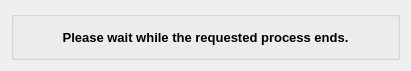
Before: the Qt Designer form dbtool/dlgprogress.ui in tbikfalvi/Belenus, drawn with Qt 5.
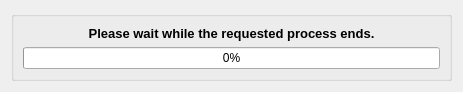
After: the same form once the commit is applied.

Diff of the .ui file:
```diff
--- a/dbtool/dlgprogress.ui
+++ b/dbtool/dlgprogress.ui
@@ -6,8 +6,8 @@
    <rect>
     <x>0</x>
     <y>0</y>
-    <width>411</width>
-    <height>71</height>
+    <width>463</width>
+    <height>81</height>
    </rect>
   </property>
   <property name="contextMenuPolicy">
@@ -19,7 +19,7 @@
   <property name="modal">
    <bool>false</bool>
   </property>
-  <layout class="QVBoxLayout" name="verticalLayout_2">
+  <layout class="QHBoxLayout" name="horizontalLayout">
    <item>
     <widget class="QGroupBox" name="gbTitle">
      <property name="title">
@@ -52,6 +52,16 @@
         </property>
        </widget>
       </item>
+      <item>
+       <widget class="QProgressBar" name="progressBar">
+        <property name="value">
+         <number>0</number>
+        </property>
+        <property name="alignment">
+         <set>Qt::AlignCenter</set>
+        </property>
+       </widget>
+      </item>
      </layout>
     </widget>
    </item>
```
